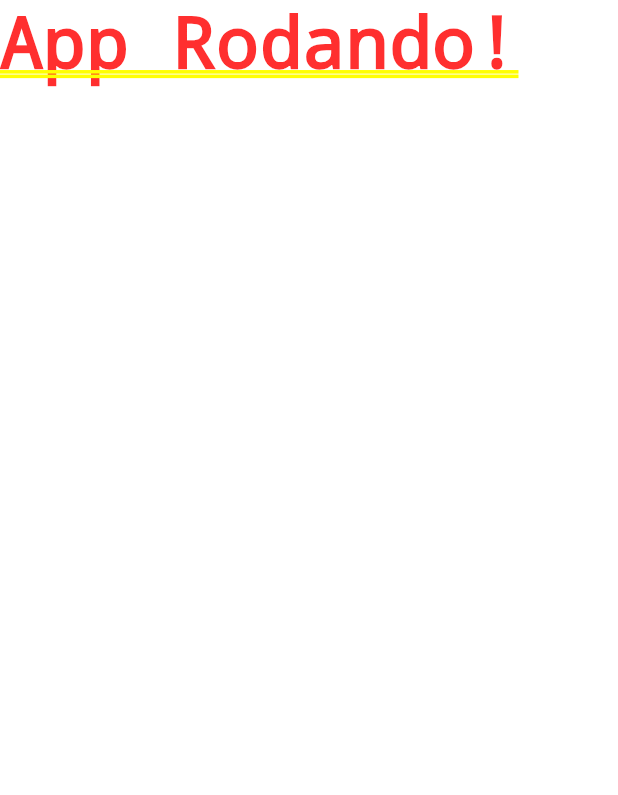
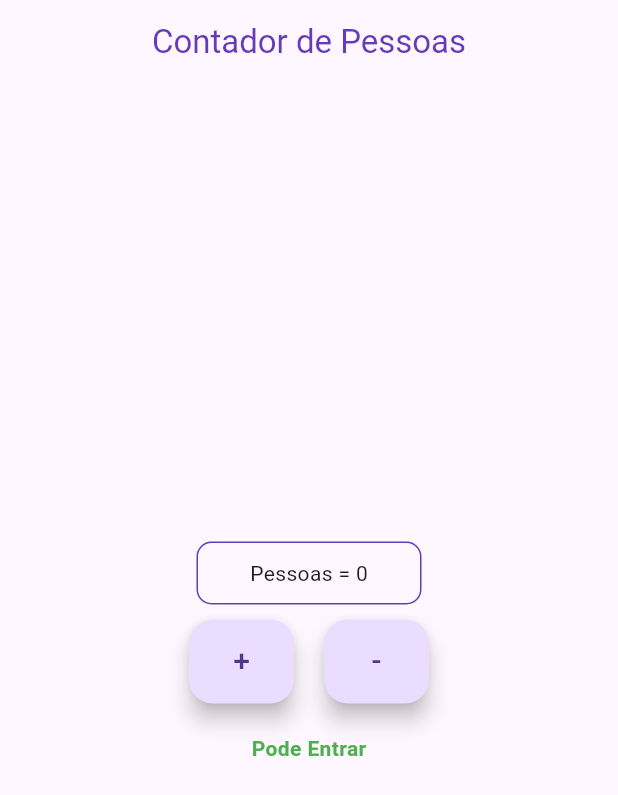
Before and after one commit to kengiiGMs/Contador-Flutter, a Flutter app: the screen it shows after launch, on a phone screen of 412 x 824 dp. Shown: the top 795 px of the screen. Run offline on Flutter 3.47's test engine with Material 3 defaults, Android fonts, the phone set to English and light mode, and no system bars.

Commit message:
02 - Creating the project layout

```diff
--- a/lib/main.dart
+++ b/lib/main.dart
@@ -1,14 +1,6 @@
 import 'package:flutter/material.dart';
+import 'package:contador_pessoas/ui/home_page.dart';
 
 void main() {
-  runApp(MaterialApp(home: Home()));
+  runApp(MaterialApp(home: HomePage(), debugShowCheckedModeBanner: false));
 }
-
-class Home extends StatelessWidget {
-  const Home({super.key});
-
-  @override
-  Widget build(BuildContext context) {
-    return Text('App Rodando!');
-  }
-}
--- /dev/null
+++ b/lib/ui/home_page.dart
@@ -0,0 +1,74 @@
+import 'package:flutter/material.dart';
+
+class HomePage extends StatefulWidget {
+  const HomePage({super.key});
+
+  @override
+  State<HomePage> createState() => _HomePageState();
+}
+
+class _HomePageState extends State<HomePage> {
+  int num = 0;
+  String text = "Pessoas = 0";
+  String phase = "Pode Entrar";
+
+  @override
+  Widget build(BuildContext context) {
+    return Scaffold(
+      appBar: AppBar(
+        title: Text(
+          'Contador de Pessoas',
+          style: TextStyle(color: Colors.deepPurple),
+        ),
+        centerTitle: true,
+      ),
+      body: Column(
+        mainAxisAlignment: MainAxisAlignment.center,
+
+        children: [
+          Container(
+            width: 150.0,
+            padding: EdgeInsets.all(10.0),
+            alignment: Alignment.center,
+            decoration: BoxDecoration(
+              border: Border.all(color: Colors.deepPurple),
+              borderRadius: BorderRadius.circular(10),
+            ),
+            child: Text(text),
+          ),
+          Row(
+            mainAxisAlignment: MainAxisAlignment.center,
+            children: [
+              Container(
+                padding: EdgeInsets.all(10.0),
+                width: 90.0,
+                child: FloatingActionButton(
+                  onPressed: () {},
+                  child: Text('+', style: TextStyle(fontSize: 20.0)),
+                ),
+              ),
+              Container(
+                padding: EdgeInsets.all(10.0),
+                width: 90.0,
+                child: FloatingActionButton(
+                  onPressed: () {},
+                  child: Text('-', style: TextStyle(fontSize: 20.0)),
+                ),
+              ),
+            ],
+          ),
+          Padding(
+            padding: EdgeInsets.all(10.0),
+            child: Text(
+              phase,
+              style: TextStyle(
+                color: Colors.green,
+                fontWeight: FontWeight.bold,
+              ),
+            ),
+          ),
+        ],
+      ),
+    );
+  }
+}
```
